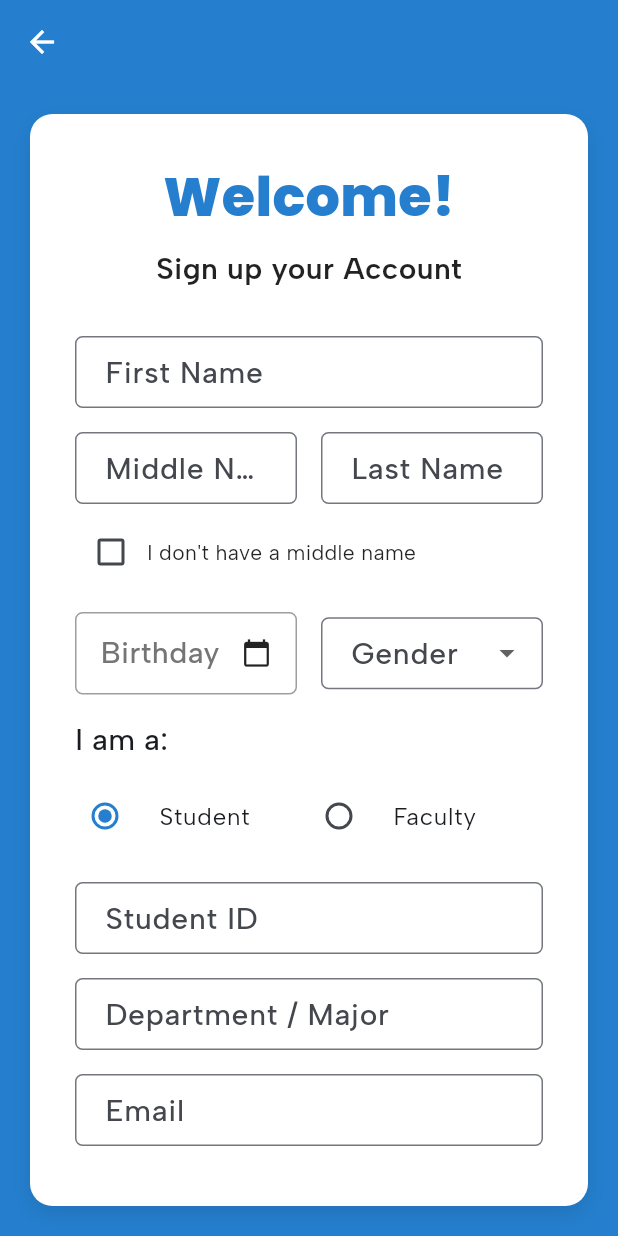
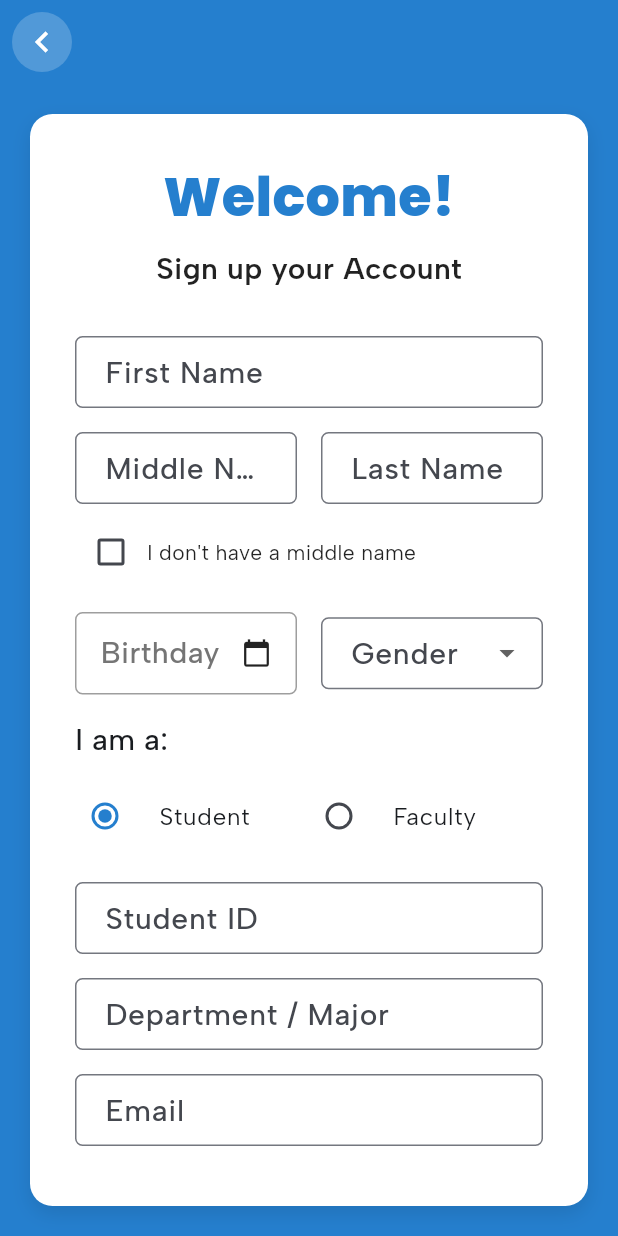
Before and after one commit to Day-Ones/EDUSYNC-DayOnes, a Flutter app: the SignupScreen screen opened by its route, on a phone screen of 412 x 824 dp. Run offline on Flutter 3.47's test engine with Material 3 defaults, Android fonts, the phone set to English and light mode, and no system bars; our stand-ins replace cloud_firestore, connectivity_plus, email_validator, firebase_auth, firebase_core, flutter_colorpicker and 12 more; missing offline and left inert: mobile_scanner; accounts and stored records are empty.

Commit message:
refactor: update AppBar with circular back button

```diff
--- a/lib/screens/signup_screen.dart
+++ b/lib/screens/signup_screen.dart
@@ -102,9 +102,22 @@ class _SignupScreenState extends State<SignupScreen> {
         automaticallyImplyLeading: false,
         backgroundColor: Colors.transparent,
         elevation: 0,
-        leading: IconButton(
-          icon: const Icon(Icons.arrow_back, color: Colors.white),
-          onPressed: () => Navigator.pop(context),
+        leading: Padding(
+          padding: const EdgeInsets.all(8.0),
+          child: GestureDetector(
+            onTap: () => Navigator.pop(context),
+            child: Container(
+              decoration: BoxDecoration(
+                shape: BoxShape.circle,
+                color: Colors.white.withOpacity(0.2),
+              ),
+              child: const Icon(
+                Icons.chevron_left,
+                color: Colors.white,
+                size: 28,
+              ),
+            ),
+          ),
         ),
       ),
       body: SafeArea(
```
